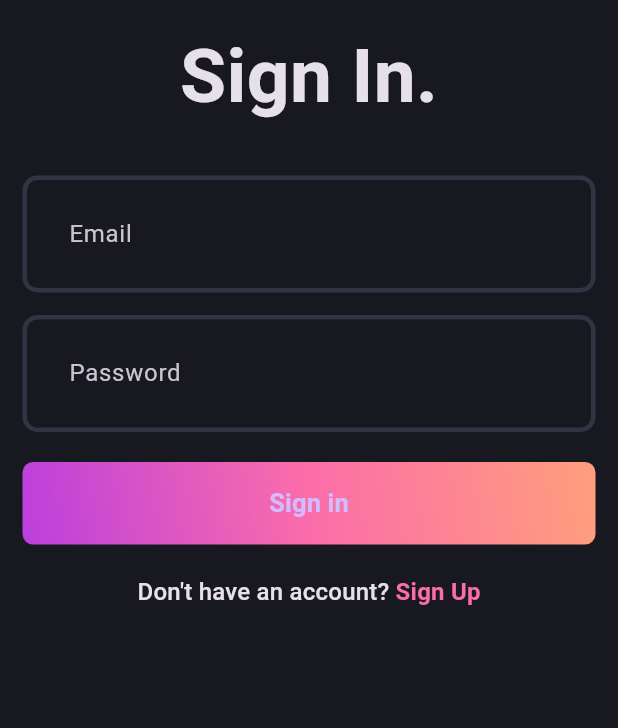
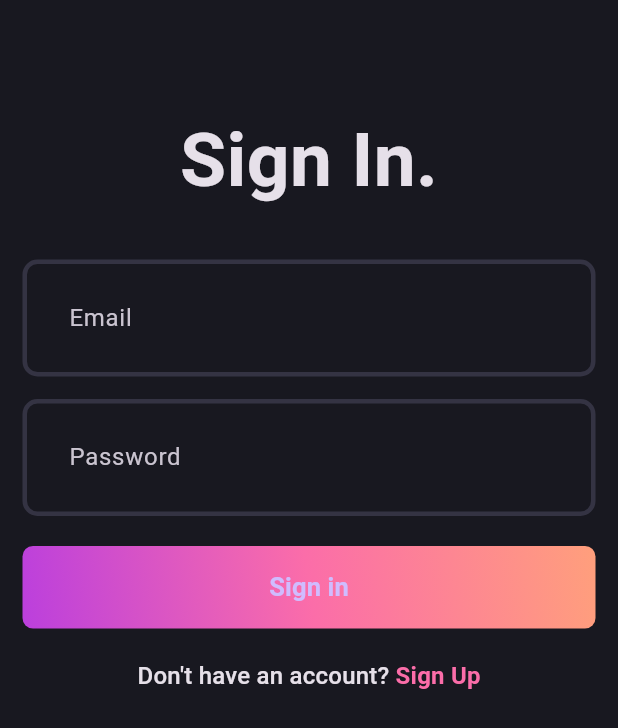
Before and after one commit to aalperen-dev/blog_app, a Flutter app: the screen it shows after launch, on a phone screen of 412 x 824 dp. Shown: the top 728 px of the screen. Run offline on Flutter 3.47's test engine with Material 3 defaults, Android fonts, the phone set to English and light mode, and no system bars; our stand-ins replace dotted_border, flutter_bloc, fpdart, get_it, hive, image_picker and 2 more; accounts and stored records are empty; statements that could not run were skipped.

Commit message:
readme and screenshots

```diff
--- a/blog_app/lib/features/auth/presentation/pages/login_page.dart
+++ b/blog_app/lib/features/auth/presentation/pages/login_page.dart
@@ -33,9 +33,10 @@ class _LoginPageState extends State<LoginPage> {
   @override
   Widget build(BuildContext context) {
     return Scaffold(
-      body: SingleChildScrollView(
-        child: Padding(
-          padding: const EdgeInsets.all(15.0),
+      appBar: AppBar(),
+      body: Padding(
+        padding: const EdgeInsets.all(15.0),
+        child: SingleChildScrollView(
           child: BlocConsumer<AuthBloc, AuthState>(
             listener: (context, state) {
               if (state is AuthFailure) {
@@ -52,11 +53,9 @@ class _LoginPageState extends State<LoginPage> {
               if (state is AuthLoading) {
                 return const AppLoader();
               }
-
               return Form(
                 key: formKey,
                 child: Column(
-                  mainAxisAlignment: MainAxisAlignment.center,
                   children: [
                     //
                     const Text(
--- a/blog_app/lib/features/auth/presentation/pages/signup_page.dart
+++ b/blog_app/lib/features/auth/presentation/pages/signup_page.dart
@@ -55,7 +55,6 @@ class _SignUpPageState extends State<SignUpPage> {
               if (state is AuthLoading) {
                 return const AppLoader();
               }
-
               return Form(
                 key: formKey,
                 child: Column(
--- a/blog_app/lib/features/blog/presentation/pages/add_new_blog_page.dart
+++ b/blog_app/lib/features/blog/presentation/pages/add_new_blog_page.dart
@@ -69,7 +69,7 @@ class _AddNewBlogPageState extends State<AddNewBlogPage> {
   Widget build(BuildContext context) {
     return Scaffold(
       appBar: AppBar(
-        title: const Text('Title'),
+        title: const Text('Add Blog.'),
         actions: [
           IconButton(
             onPressed: uploadBlog,
```
Also changed, not shown: project_screenshots/add_blog.png (added), project_screenshots/app_blogs.png (added), project_screenshots/blog_details.png (added), project_screenshots/sign_in.png (added), project_screenshots/sign_up.png (added), 2 other files.
